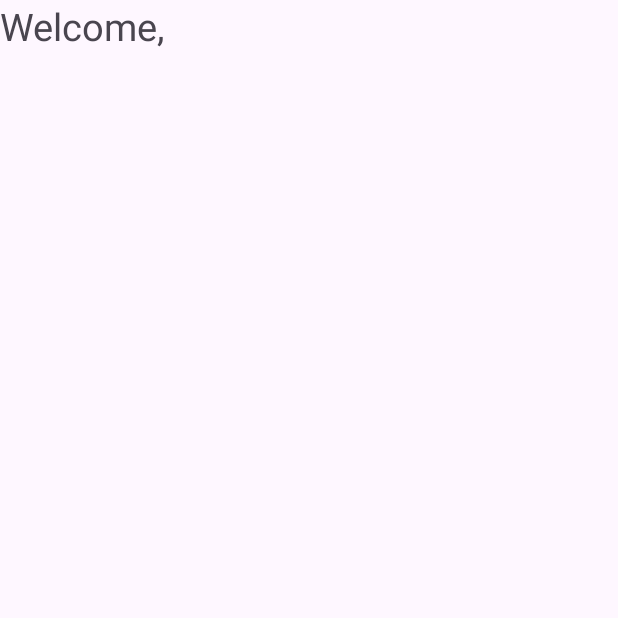
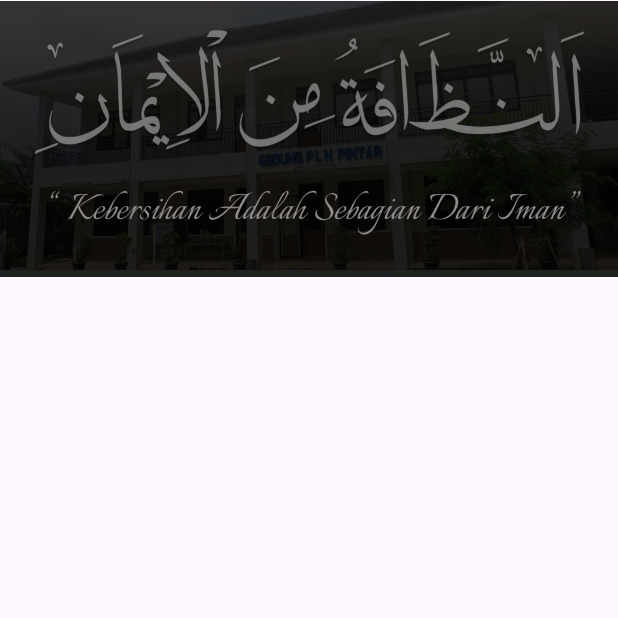
Before and after one commit to Hammam23/tugasAkhir, an Android app: the MainActivity screen opened directly, with no data from a screen before it, on a phone screen of 412 x 824 dp, the top half of it. Run offline under Robolectric (Android 15) with nearby library versions, the phone set to English and light mode, and no system bars.

Commit message:
added files

```diff
--- a/app/src/main/res/layout/activity_main.xml
+++ b/app/src/main/res/layout/activity_main.xml
@@ -7,14 +7,10 @@
     tools:context=".MainActivity"
     android:orientation="vertical">
 
-    <TextView
-        android:id="@+id/txt"
-        android:layout_width="wrap_content"
-        android:layout_height="wrap_content"
-        android:text="Welcome,"
-        android:gravity="center"
-        android:textSize="25dp"/>
-
-
+    <ImageView
+        android:id="@+id/background"
+        android:layout_width="match_parent"
+        android:layout_height="185dp"
+        android:src="@drawable/background" />
 
 </RelativeLayout>
--- a/app/src/main/res/values/colors.xml
+++ b/app/src/main/res/values/colors.xml
@@ -4,4 +4,5 @@
     <color name="white">#FFFFFFFF</color>
     <color name="petik">#2b2974</color>
     <color name="grey">#7e7e7e</color>
+    <color name="primaryColor">#2b2974</color>
 </resources>
```
Also changed, not shown: app/src/main/res/drawable/background.png (added).
